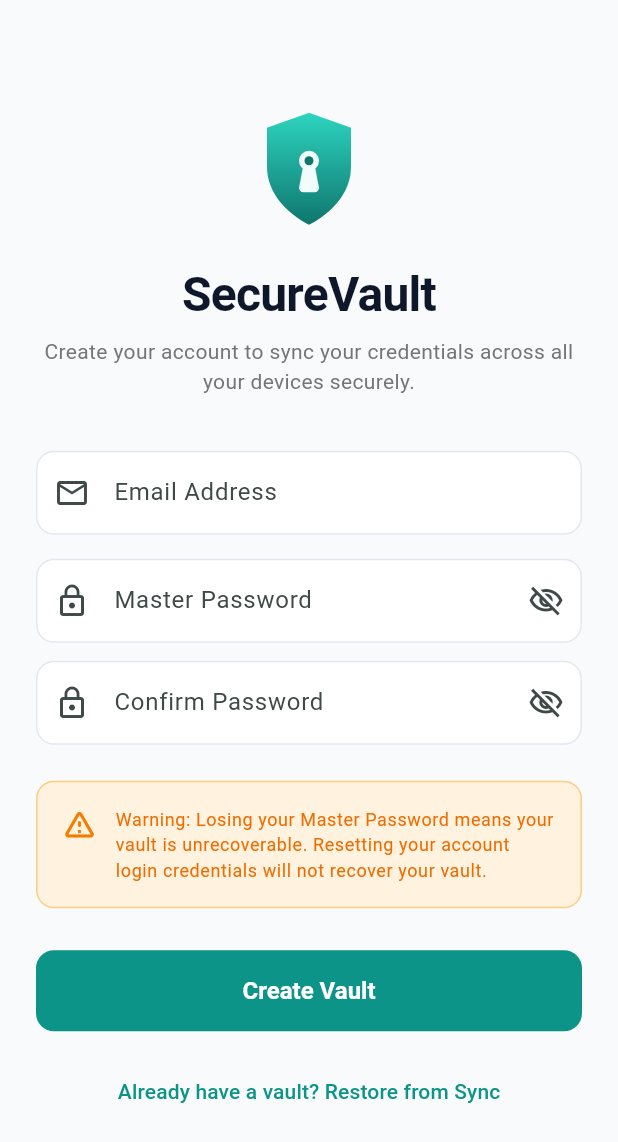
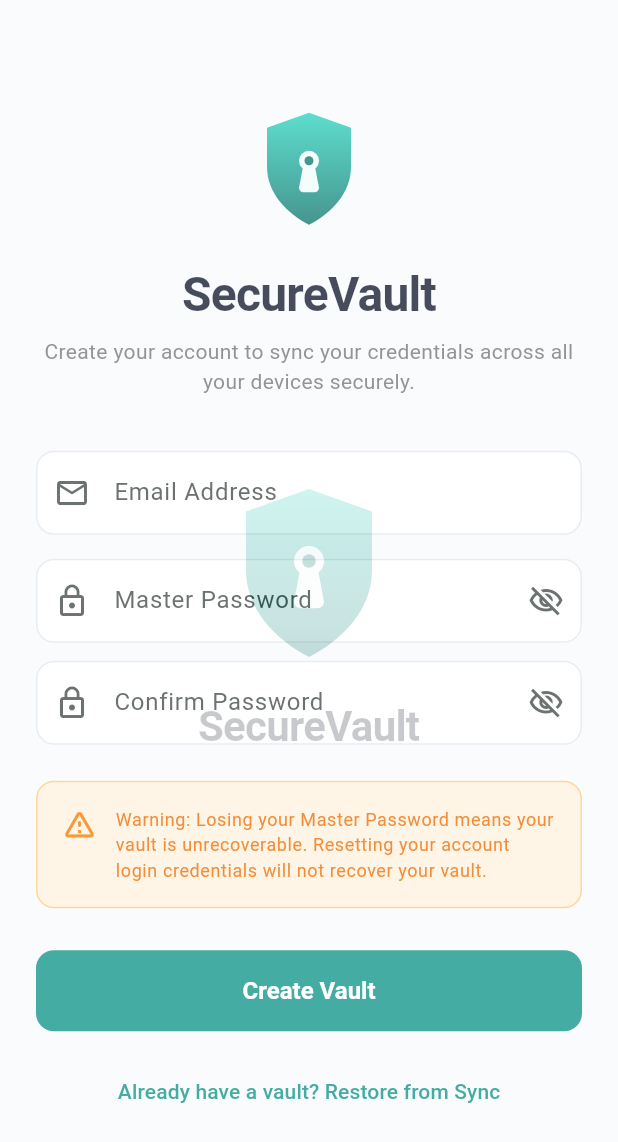
Before and after one commit to ManasGMohanan/secure-vault, a Flutter app: the first screen one second after launch, on a phone screen of 412 x 824 dp. Shown: the top 1142 px of the screen. Run offline on Flutter 3.47's test engine with Material 3 defaults, Android fonts, the phone set to English and light mode, and no system bars; our stand-ins replace cloud_firestore, firebase_auth, firebase_core, flutter_riverpod, flutter_secure_storage, flutter_svg and 7 more; missing offline and left inert: dart:js_interop, pointycastle; accounts and stored records are empty; generated files the repository leaves out were written again.

Commit message:
Bio auth fixed and splash screen added

```diff
--- /dev/null
+++ b/lib/features/auth/presentation/screens/splash_screen.dart
@@ -0,0 +1,36 @@
+import 'package:flutter/material.dart';
+import 'package:flutter_svg/flutter_svg.dart';
+
+class SplashScreen extends StatelessWidget {
+  const SplashScreen({super.key});
+
+  @override
+  Widget build(BuildContext context) {
+    final theme = Theme.of(context);
+    final isDark = theme.brightness == Brightness.dark;
+
+    return Scaffold(
+      backgroundColor: isDark ? const Color(0xFF0F172A) : Colors.white,
+      body: Center(
+        child: Column(
+          mainAxisAlignment: MainAxisAlignment.center,
+          children: [
+            SvgPicture.asset(
+              'assets/app_logo.svg',
+              height: 120,
+            ),
+            const SizedBox(height: 24),
+            Text(
+              'SecureVault',
+              style: theme.textTheme.headlineMedium?.copyWith(
+                fontWeight: FontWeight.bold,
+                letterSpacing: -0.5,
+                color: isDark ? Colors.white : const Color(0xFF0F172A),
+              ),
+            ),
+          ],
+        ),
+      ),
+    );
+  }
+}
--- a/pubspec.yaml
+++ b/pubspec.yaml
@@ -3,8 +3,8 @@ description: "A new Flutter project."
 
 publish_to: 'none'
 
-
-version: 1.0.0+1
+# The following defines the version and build number for your application.
+version: 1.0.0+2
 
 environment:
   sdk: ^3.11.1
```
Also changed, not shown: lib/core/routing/app_router.dart (+46 -5 lines), lib/core/security/biometric_service.dart (+11 -1 lines), lib/core/routing/app_router.g.dart, lib/features/auth/presentation/providers/auth_notifier.g.dart, lib/features/vault/presentation/providers/vault_notifier.g.dart, 2 other files.
